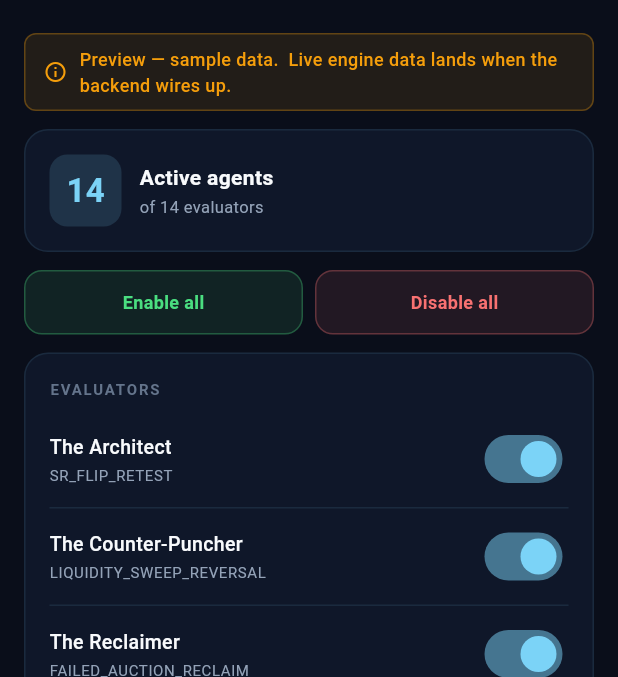
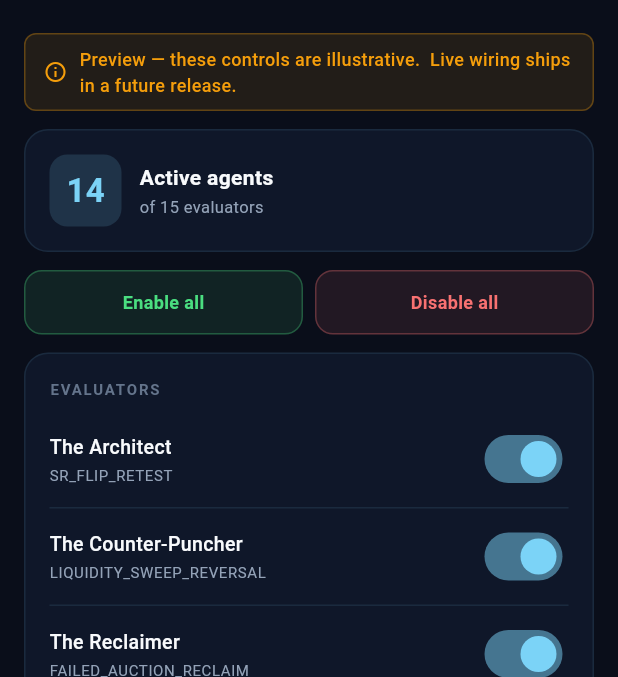
Before and after one commit to mkmk749278/lumin-app, a Flutter app: the AgentsSettingsPage screen opened directly, on a phone screen of 412 x 824 dp, the part 63-740 px from its top. Run offline on Flutter 3.47's test engine with Material 3 defaults, Android fonts, the phone set to English and light mode, and no system bars; our stand-ins replace flutter_secure_storage, shared_preferences; accounts and stored records are empty; network calls fail.

Commit message:
feat(app): v0.0.10 — 15th agent, Pre-TP centerpiece, TP3 dropped from scalp display
Mirrors backend doctrine update (360-v2 PR #331).  Wave 1 of the post-audit
app refresh:

1. MA_CROSS_TREND_SHIFT — added to `agent_data.dart` as "The Trend Shifter".
   Backend has been emitting this evaluator since PR #318 (2026-05-06); the
   per-agent display map (`_AGENT_DISPLAY_NAMES`) was patched in PR #329.
   App now lists 15 agents instead of 14, dynamically counted from
   `kAgents.length` so future additions don't require chasing copy.

2. Scalp doctrine — TP3 dropped from the dispatch surface.  Scalps target
   TP1 primary / TP2 secondary; TP3 was runner territory that doesn't fit
   the 5–60 min hold window.  Removed from the compact 4-col card (now
   shows Entry / SL / TP1 / TP2).  Internal `tp3` field stays — backend
   still partial-closes there if a runner reaches it, just no longer
   advertised on dispatch.

3. Pre-TP centerpiece — new `_PreTpCard` widget at the top of the signal
   detail sheet, accent-bordered, showing the stamped trigger price + raw
   threshold % + "SL ratchets to breakeven" subtitle.  Banked-state flip
   (`preTpHit=true`) repaints to the success accent and reads "Pre-TP
   Banked".  Wired through `MockSignal` + `repository.dart` parsing of
   `pre_tp_trigger_price` / `pre_tp_threshold_pct` / `pre_tp_hit`.

4. Stale "Preview — sample data" banner reworded.  Backend wiring shipped
   in v0.0.7 for live-data surfaces and v0.0.9 for the per-agent
   drill-down — those surfaces gate the badge on `!repo.isLive` already.
   The remaining settings drill-downs DO still need the badge (toggles
   not yet wired) but the old copy was misleading.  New default copy:
   "Preview — these controls are illustrative.  Live wiring ships in a
   future release."  Added optional `message` override for surfaces that
   need bespoke copy.

5. Version bump 0.0.9+9 → 0.0.10+10 (pubspec.yaml + about page version
   constant brought in line; about page had drifted to 0.0.8).

Counterpart copy updates (14 → 15) on subscription page, agents settings
page, settings landing card, about page footer, agents page header
comment + dialog title.

https://claude.ai/code/session_01NqDJ2T555rAYTPiUFStF8L

```diff
--- a/lib/data/mock_data.dart
+++ b/lib/data/mock_data.dart
@@ -63,6 +63,9 @@ class MockSignal {
     required this.status,
     required this.pnlPct,
     required this.minutesAgo,
+    this.preTpTriggerPrice = 0.0,
+    this.preTpThresholdPct = 0.0,
+    this.preTpHit = false,
   });
 
   final String id;
@@ -80,6 +83,13 @@ class MockSignal {
   final String status; // ACTIVE / TP1_HIT / TP2_HIT / TP3_HIT / SL_HIT / INVALIDATED
   final double pnlPct;
   final int minutesAgo;
+  // Pre-TP grab — Phase A target price + threshold % stamped at dispatch.
+  // Centerpiece of the scalp signal display: clears trigger → SL ratchets to
+  // breakeven, full TP ladder still open.  Doctrine update 2026-05-07:
+  // TP3 dropped from dispatch display, Pre-TP promoted in its place.
+  final double preTpTriggerPrice;
+  final double preTpThresholdPct;
+  final bool preTpHit;
 }
 
 const List<MockSignal> mockSignals = [
--- a/lib/data/repository.dart
+++ b/lib/data/repository.dart
@@ -341,6 +341,11 @@ class HttpRepository implements LuminRepository {
         status: j['status'] as String? ?? 'ACTIVE',
         pnlPct: (j['pnl_pct'] as num?)?.toDouble() ?? 0.0,
         minutesAgo: (j['minutes_ago'] as num?)?.toInt() ?? 0,
+        preTpTriggerPrice:
+            (j['pre_tp_trigger_price'] as num?)?.toDouble() ?? 0.0,
+        preTpThresholdPct:
+            (j['pre_tp_threshold_pct'] as num?)?.toDouble() ?? 0.0,
+        preTpHit: j['pre_tp_hit'] as bool? ?? false,
       );
 
   MockPosition _positionFromJson(Map<String, dynamic> j) => MockPosition(
--- a/lib/features/agents/agent_data.dart
+++ b/lib/features/agents/agent_data.dart
@@ -52,4 +52,7 @@ const List<Agent> kAgents = [
   Agent(id: 'OPENING_RANGE_BREAKOUT', name: 'The Range Breaker', tagline: 'Session open-range breakouts',
     specialty: 'Tracks the opening range of major sessions and enters on the directional break with volume confirmation. Currently disabled pending session-anchored range logic rebuild.',
     icon: Icons.start_outlined),
+  Agent(id: 'MA_CROSS_TREND_SHIFT', name: 'The Trend Shifter', tagline: 'EMA50 / EMA200 crossover regime change',
+    specialty: 'Watches the slow EMA stack for golden / death crosses on 4h. When EMA50 crosses EMA200 with confirming volume and structure, signals a regime shift — rare but high-conviction. The 15th evaluator, added 2026-05-06.',
+    icon: Icons.swap_calls_outlined),
 ];
--- a/lib/features/agents/agents_page.dart
+++ b/lib/features/agents/agents_page.dart
@@ -1,4 +1,4 @@
-/// Agents — 14 evaluator personas + per-agent drill-down.
+/// Agents — 15 evaluator personas + per-agent drill-down.
 ///
 /// The detail bottom sheet fetches that agent's lifecycle stats and
 /// recent signals from the live engine (or mock repo offline) so users
@@ -70,7 +70,7 @@ class AgentsPage extends StatelessWidget {
       context: context,
       builder: (_) => AlertDialog(
         backgroundColor: LuminColors.bgCard,
-        title: const Text("Lumin's 14 AI agents"),
+        title: Text("Lumin's ${kAgents.length} AI agents"),
         content: const Text(
           "Each agent corresponds to one of the engine's evaluator paths. "
           'They scan 75 USDT-M futures pairs continuously, looking for their '
--- a/lib/features/settings/pages/about_page.dart
+++ b/lib/features/settings/pages/about_page.dart
@@ -10,7 +10,7 @@ import '../../../shared/widgets/lumin_card.dart';
 class AboutPage extends StatelessWidget {
   const AboutPage({super.key});
 
-  static const _version = '0.0.8';
+  static const _version = '0.0.10';
   static const _build = 'live';
 
   @override
@@ -240,7 +240,7 @@ class AboutPage extends StatelessWidget {
       padding: const EdgeInsets.symmetric(horizontal: LuminSpacing.lg),
       child: Text(
         '© 2026 360 Crypto Eye.  All rights reserved.\n'
-        'Made for scalpers, with the 14-evaluator engine.',
+        'Made for scalpers, with the 15-evaluator engine.',
         textAlign: TextAlign.center,
         style: TextStyle(
           color: LuminColors.textMuted.withOpacity(0.75),
--- a/lib/features/settings/pages/agents_settings_page.dart
+++ b/lib/features/settings/pages/agents_settings_page.dart
@@ -1,6 +1,6 @@
 /// Agents settings — per-evaluator enable/disable toggles.
 ///
-/// 14 evaluator paths, each owned by an agent persona.  Disabling an agent
+/// 15 evaluator paths, each owned by an agent persona.  Disabling an agent
 /// suppresses its setup at the channel-router level (no Telegram dispatch,
 /// no auto-trade entry).  Mirrors `config.AGENT_ENABLED_*` flags.
 import 'package:flutter/material.dart';
@@ -102,7 +102,7 @@ class _AgentsSettingsPageState extends State<AgentsSettingsPage> {
                   ),
                   SizedBox(height: 2),
                   Text(
-                    'of 14 evaluators',
+                    'of 15 evaluators',
                     style: TextStyle(
                       color: LuminColors.textSecondary,
                       fontSize: 11,
--- a/lib/features/settings/pages/subscription_page.dart
+++ b/lib/features/settings/pages/subscription_page.dart
@@ -67,7 +67,7 @@ class SubscriptionPage extends StatelessWidget {
             ),
             SizedBox(height: LuminSpacing.xs),
             Text(
-              'Full 14-evaluator paid signals.  Real-time Telegram dispatch.  '
+              'Full 15-evaluator paid signals.  Real-time Telegram dispatch.  '
               'Auto-trade unlock.',
               style: TextStyle(
                 color: LuminColors.textSecondary,
@@ -99,7 +99,7 @@ class SubscriptionPage extends StatelessWidget {
             ),
             const SizedBox(height: LuminSpacing.md),
             _featureRow('Watchlist signals (free channel)', true, true),
-            _featureRow('Paid signals — 14 evaluators', false, true),
+            _featureRow('Paid signals — 15 evaluators', false, true),
             _featureRow('Real-time Telegram dispatch', false, true),
             _featureRow('Pre-TP grab + auto-breakeven', false, true),
             _featureRow('In-app auto-trade (Paper)', false, true),
--- a/lib/features/settings/settings_page.dart
+++ b/lib/features/settings/settings_page.dart
@@ -56,7 +56,7 @@ class SettingsPage extends StatelessWidget {
               _Row(
                 icon: Icons.psychology_outlined,
                 label: 'Agents',
-                subtitle: '14 evaluators — per-agent toggles',
+                subtitle: '15 evaluators — per-agent toggles',
                 onTap: () => _push(context, const AgentsSettingsPage()),
               ),
               _Row(
--- a/lib/shared/widgets/preview_badge.dart
+++ b/lib/shared/widgets/preview_badge.dart
@@ -1,13 +1,22 @@
-/// Preview banner — sits at the top of any tab showing mocked data.
+/// Preview banner — flags settings surfaces whose toggles aren't yet wired
+/// to the live engine.
 ///
-/// Honest framing: clearly tells the user this is sample data while the
-/// FastAPI backend wires up.  Without this badge a user could mistake
-/// the mocked numbers for real engine state.
+/// Backend wiring shipped in v0.0.7 for Signals / Pulse / Trade and v0.0.9
+/// for the per-agent drill-down — those surfaces are now driven from
+/// `https://api.luminapp.org`.  This badge remains on the settings
+/// drill-downs (Agents toggles, Risk gates, Pre-TP, Auto-trade, API keys)
+/// where the controls are still illustrative pending a future tier.
 import 'package:flutter/material.dart';
 import '../tokens.dart';
 
 class PreviewBadge extends StatelessWidget {
-  const PreviewBadge({super.key});
+  const PreviewBadge({super.key, this.message});
+
+  /// Optional override copy.  When null, falls back to the settings-context
+  /// wording.  Live-data surfaces gate the badge on `!repo.isLive` so the
+  /// default wording is correct for both the offline-mock and
+  /// settings-drill-down surfaces.
+  final String? message;
 
   @override
   Widget build(BuildContext context) {
@@ -29,13 +38,14 @@ class PreviewBadge extends StatelessWidget {
         border: Border.all(color: LuminColors.warn.withOpacity(0.30)),
       ),
       child: Row(
-        children: const [
-          Icon(Icons.info_outline, color: LuminColors.warn, size: 16),
-          SizedBox(width: LuminSpacing.sm),
+        children: [
+          const Icon(Icons.info_outline, color: LuminColors.warn, size: 16),
+          const SizedBox(width: LuminSpacing.sm),
           Expanded(
             child: Text(
-              'Preview — sample data.  Live engine data lands when the backend wires up.',
-              style: TextStyle(
+              message ??
+                  'Preview — these controls are illustrative.  Live wiring ships in a future release.',
+              style: const TextStyle(
                 color: LuminColors.warn,
                 fontSize: 12,
                 fontWeight: FontWeight.w500,
--- a/pubspec.yaml
+++ b/pubspec.yaml
@@ -1,7 +1,7 @@
 name: lumin
 description: "Lumin — AI Crypto Trading. Mobile app for 360 Crypto Eye signals."
 publish_to: "none"
-version: 0.0.9+9
+version: 0.0.10+10
 
 environment:
   sdk: ">=3.4.0 <4.0.0"
```
Also changed, not shown: lib/features/signals/signals_page.dart (+69 -2 lines).
